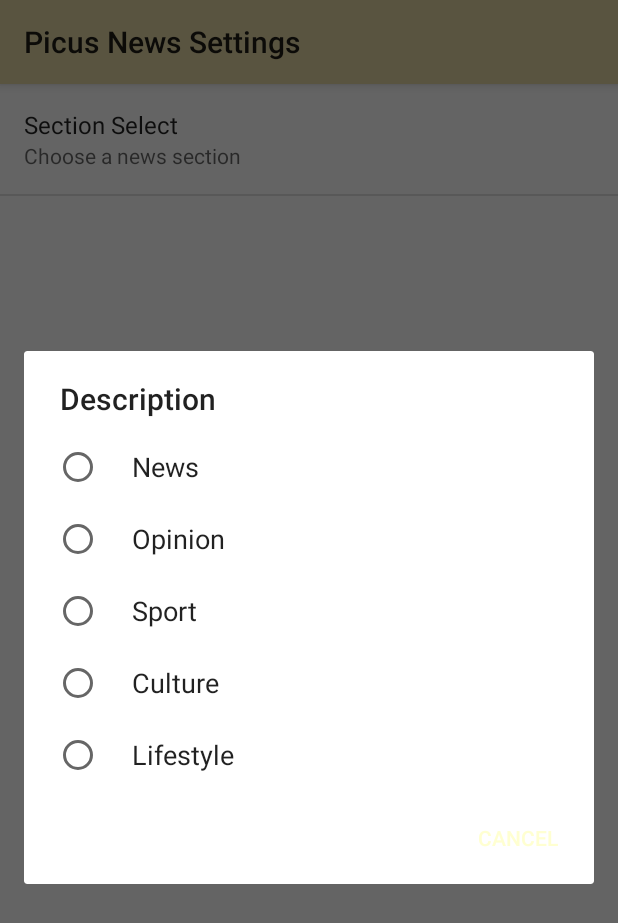
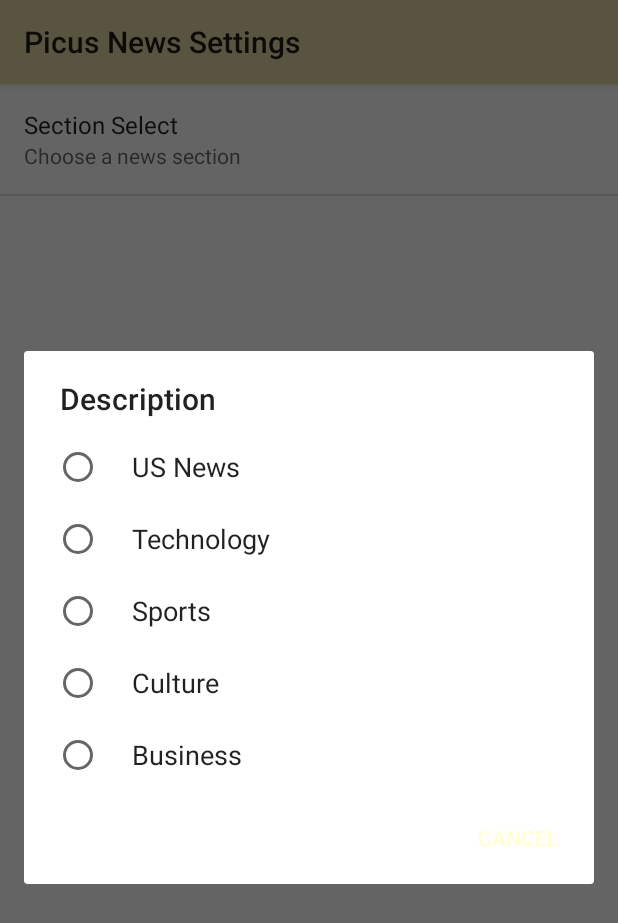
Before and after one commit to kingdomseed/PicusNews, an Android app: the SettingsActivity screen opened directly, with no data from a screen before it, after a tap on "Section Select", on a phone screen of 412 x 824 dp. Shown: the top 923 px of the screen. Run offline under Robolectric (Android 15) with nearby library versions, the phone set to English and light mode, and no system bars.

Commit message:
Well it works... Magic.

```diff
--- a/app/src/main/java/com/holtnet/picusnews/NewsFeedActivity.java
+++ b/app/src/main/java/com/holtnet/picusnews/NewsFeedActivity.java
@@ -13,6 +13,7 @@ import android.support.v4.app.LoaderManager;
 import android.support.v4.content.Loader;
 import android.support.v7.app.AppCompatActivity;
 import android.os.Bundle;
+import android.util.Log;
 import android.view.Menu;
 import android.view.MenuItem;
 import android.view.View;
@@ -27,7 +28,9 @@ public class NewsFeedActivity extends AppCompatActivity implements LoaderManager
 
     private static final int NEWS_LOADER_ID = 1;
     //API Key "11ea37a2-6fe3-412b-bfa8-e984bf496acc"
-    private static final String NEWS_REQUEST_URL = "https://content.guardianapis.com/us-news?show-tags=contributor&api-key=" + BuildConfig.GuardianAPIKey;
+    //us-news?show-tags=contributor&api-key=" + BuildConfig.GuardianAPIKey
+    private static final String NEWS_REQUEST_URL = "https://content.guardianapis.com/";
+    private static final String US_SECTION_STRING = "us/";
 
     private NewsAdapter newsAdapter;
     private TextView emptyStateTextView;
@@ -91,9 +94,20 @@ public class NewsFeedActivity extends AppCompatActivity implements LoaderManager
     @NonNull
     @Override
     public Loader<List<NewsArticle>> onCreateLoader(int i, @Nullable Bundle bundle) {
+
         SharedPreferences sharedPrefs = PreferenceManager.getDefaultSharedPreferences(this);
 
-        return new NewsArticleLoader(this, NEWS_REQUEST_URL);
+        String displaySection = sharedPrefs.getString(getString(R.string.settings_sections_key), getString(R.string.settings_starting_section_default));
+
+        Uri baseUri = Uri.parse(NEWS_REQUEST_URL);
+        Uri.Builder uriBuilder = baseUri.buildUpon();
+
+        uriBuilder.appendPath(displaySection);
+        uriBuilder.appendQueryParameter("show-tags", "contributor");
+        uriBuilder.appendQueryParameter("api-key", BuildConfig.GuardianAPIKey);
+        Log.e("URI Builder", uriBuilder.toString());
+        return new NewsArticleLoader(this, uriBuilder.toString());
+
     }
 
     @Override
--- a/app/src/main/java/com/holtnet/picusnews/SettingsActivity.java
+++ b/app/src/main/java/com/holtnet/picusnews/SettingsActivity.java
@@ -1,6 +1,10 @@
 package com.holtnet.picusnews;
 
+import android.content.SharedPreferences;
+import android.preference.ListPreference;
+import android.preference.Preference;
 import android.preference.PreferenceFragment;
+import android.preference.PreferenceManager;
 import android.support.v7.app.AppCompatActivity;
 import android.os.Bundle;
 
@@ -12,12 +16,38 @@ public class SettingsActivity extends AppCompatActivity {
         setContentView(R.layout.activity_settings);
     }
 
-    public static class PrefsFragment extends PreferenceFragment {
+    public static class PrefsFragment extends PreferenceFragment implements Preference.OnPreferenceChangeListener{
 
         @Override
         public void onCreate(Bundle savedInstanceState) {
             super.onCreate(savedInstanceState);
             addPreferencesFromResource(R.xml.settings_main);
+
+            Preference orderBy = findPreference(getString(R.string.settings_sections_key));
+            bindPreferenceSummaryToValue(orderBy);
+        }
+
+        @Override
+        public boolean onPreferenceChange(Preference preference, Object value) {
+            String stringValue = value.toString();
+            if (preference instanceof ListPreference) {
+                ListPreference listPreference = (ListPreference) preference;
+                int prefIndex = listPreference.findIndexOfValue(stringValue);
+                if (prefIndex >= 0) {
+                    CharSequence[] labels = listPreference.getEntries();
+                    preference.setSummary(labels[prefIndex]);
+                }
+            } else {
+                preference.setSummary(stringValue);
+            }
+            return true;
+        }
+
+        private void bindPreferenceSummaryToValue(Preference preference) {
+            preference.setOnPreferenceChangeListener(this);
+            SharedPreferences preferences = PreferenceManager.getDefaultSharedPreferences(preference.getContext());
+            String preferenceString = preferences.getString(preference.getKey(), "");
+            onPreferenceChange(preference, preferenceString);
         }
     }
 }
--- a/app/src/main/res/values/arrays.xml
+++ b/app/src/main/res/values/arrays.xml
@@ -1,10 +1,18 @@
 <?xml version="1.0" encoding="utf-8"?>
 <resources>
-    <string-array name="us_main_sections">
-        <item>News</item>
-        <item>Opinion</item>
-        <item>Sport</item>
-        <item>Culture</item>
-        <item>Lifestyle</item>
+    <string-array name="us_main_labels">
+        <item>@string/settings_section_usNews_label</item>
+        <item>@string/settings_section_tech_label</item>
+        <item>@string/settings_section_sport_label</item>
+        <item>@string/settings_section_culture_label</item>
+        <item>@string/settings_section_business_label</item>
+    </string-array>
+
+    <string-array name="us_main_values">
+        <item>@string/settings_section_usNews_key</item>
+        <item>@string/settings_section_tech_key</item>
+        <item>@string/settings_section_sport_key</item>
+        <item>@string/settings_section_culture_key</item>
+        <item>@string/settings_section_business_key</item>
     </string-array>
 </resources>
--- a/app/src/main/res/values/strings.xml
+++ b/app/src/main/res/values/strings.xml
@@ -5,8 +5,22 @@
     <string name="settings_menu_item">Settings</string>
     <string name="settings_title">Picus News Settings</string>
     <string name="settings_sections_label">Section Select</string>
-    <string name="settings_sections_key" translatable="false">section_key</string>
-    <string name="settings_starting_section_default" translatable="true">Technology</string>
+    <string name="settings_sections_key" translatable="false">us-news</string>
+    <string name="settings_starting_section_default" translatable="true">US News</string>
     <string name="prefs_summary">Choose a news section</string>
 
+    <string name="settings_section_usNews_label">US News</string>
+    <string name="settings_section_usNews_key">us-news</string>
+
+    <string name="settings_section_tech_label">Technology</string>
+    <string name="settings_section_tech_key">technology</string>
+
+    <string name="settings_section_culture_label">Culture</string>
+    <string name="settings_section_culture_key">culture</string>
+
+    <string name="settings_section_sport_label">Sports</string>
+    <string name="settings_section_sport_key">sport</string>
+
+    <string name="settings_section_business_label">Business</string>
+    <string name="settings_section_business_key">business</string>
 </resources>
--- a/app/src/main/res/xml/settings_main.xml
+++ b/app/src/main/res/xml/settings_main.xml
@@ -5,8 +5,8 @@
     <ListPreference
         android:defaultValue="@string/settings_starting_section_default"
         android:dialogTitle="Description"
-        android:entries="@array/us_main_sections"
-        android:entryValues="@array/us_main_sections"
+        android:entries="@array/us_main_labels"
+        android:entryValues="@array/us_main_values"
         android:inputType="numberDecimal"
         android:key="@string/settings_sections_key"
         android:selectAllOnFocus="true"
```
